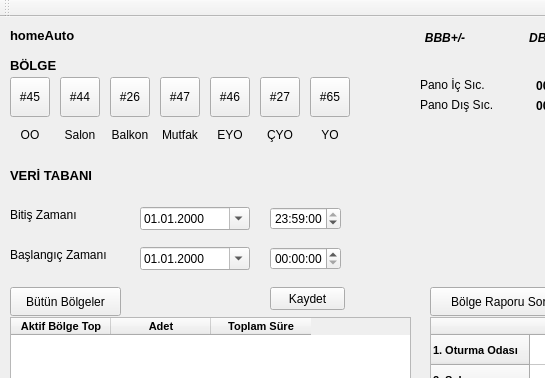
Qt form mainwindow.ui (alikanarya/homeAutoGui) before a commit; both pictures show x 0 to 545 and y 0 to 378 of the 1139 by 630 pixel window.
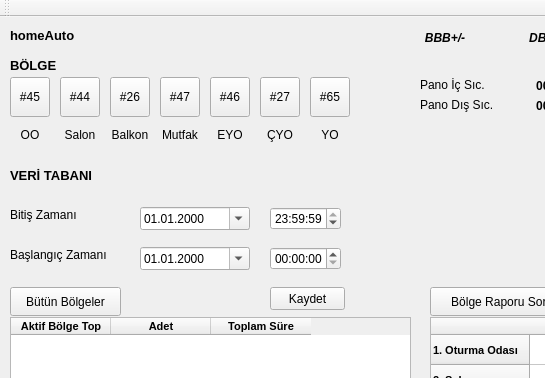
The same form after that commit.

Commit message: zone query cont.

What changed in the file:
```diff
--- a/mainwindow.ui
+++ b/mainwindow.ui
@@ -451,6 +451,19 @@
       <height>23</height>
      </rect>
     </property>
+    <property name="dateTime">
+     <datetime>
+      <hour>23</hour>
+      <minute>59</minute>
+      <second>59</second>
+      <year>2000</year>
+      <month>1</month>
+      <day>1</day>
+     </datetime>
+    </property>
+    <property name="displayFormat">
+     <string>HH:mm:ss</string>
+    </property>
     <property name="calendarPopup">
      <bool>true</bool>
     </property>
@@ -458,7 +471,7 @@
      <time>
       <hour>23</hour>
       <minute>59</minute>
-      <second>0</second>
+      <second>59</second>
      </time>
     </property>
    </widget>
```
Left out of the diff: 5 changed lines with no effect on the pictures. The commit also changes 2 other files.
